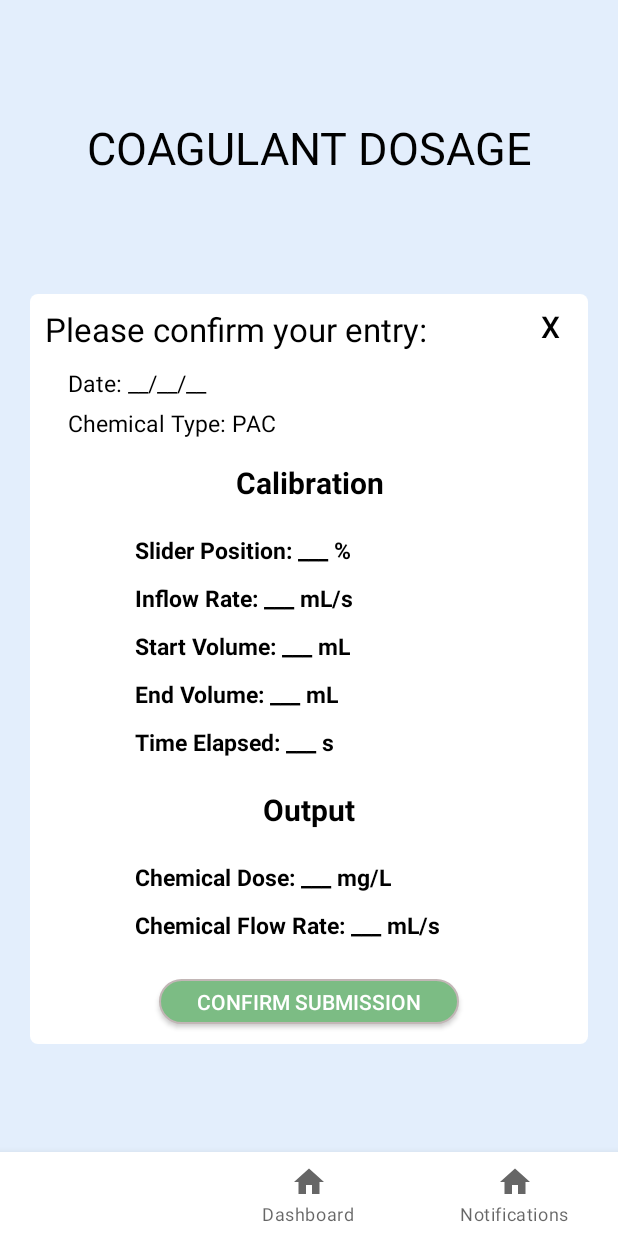
After one commit to AguaClara/aguadatos-amplify-android, an Android app: the CoagConfirmSubmissionFragment screen opened through its navigation route, on a phone screen of 412 x 824 dp. The commit adds this screen. Run offline under Robolectric (Android 15) with nearby library versions, the phone set to English and light mode, and no system bars.

Commit message:
created and styled new pages, set up navigation structure and local variables to store user entry

```diff
--- /dev/null
+++ b/app/src/main/java/com/example/aguadatosapp/CoagConfirmSubmissionFragment.kt
@@ -0,0 +1,36 @@
+package com.example.aguadatosapp
+
+import android.os.Bundle
+import android.view.LayoutInflater
+import android.view.View
+import android.view.ViewGroup
+import androidx.fragment.app.Fragment
+import com.example.aguadatosapp.R
+import android.widget.Button
+import androidx.navigation.fragment.findNavController
+import com.example.aguadatosapp.databinding.FragmentHomeBinding
+
+// CoagFragment.kt
+class CoagConfirmSubmissionFragment : Fragment() {
+
+    // This property is only valid between onCreateView and
+    // onDestroyView.
+    override fun onCreateView(
+        inflater: LayoutInflater, container: ViewGroup?,
+        savedInstanceState: Bundle?
+    ): View? {
+
+        val view = inflater.inflate(R.layout.fragment_coag_dosing_confirm_entry, container, false)
+
+        view.findViewById<Button>(R.id.x_button).setOnClickListener {
+            findNavController().navigate(R.id.action_coag_confirm_to_coag_page)
+        }
+        view.findViewById<Button>(R.id.confirm_button).setOnClickListener {
+            //commit temporary variables to backend and clear values
+            findNavController().navigate(R.id.action_coag_confirm_to_coag_view_submission)
+        }
+
+        return view
+    }
+
+}
--- a/app/src/main/java/com/example/aguadatosapp/CoagFragment.kt
+++ b/app/src/main/java/com/example/aguadatosapp/CoagFragment.kt
@@ -26,6 +26,12 @@ class CoagFragment : Fragment() {
             findNavController().navigateUp()
         }
 
+        view.findViewById<Button>(R.id.submit_button).setOnClickListener {
+            //set temporary  variables (slider position, inflow rate, sv, ev, time, chem dose, flow rate)
+            //in a list? all numerical
+            findNavController().navigate(R.id.action_coag_page_to_coag_confirm_entry)
+        }
+
         return view
     }
 
--- /dev/null
+++ b/app/src/main/res/layout/fragment_coag_dosing_confirm_entry.xml
@@ -0,0 +1,210 @@
+<?xml version="1.0" encoding="utf-8"?>
+<androidx.constraintlayout.widget.ConstraintLayout xmlns:android="http://schemas.android.com/apk/res/android"
+    android:layout_width="match_parent"
+    android:layout_height="match_parent"
+    android:paddingHorizontal="20dp"
+    android:background="@color/background_blue"
+    android:paddingBottom="50dp"
+    xmlns:app="http://schemas.android.com/apk/res-auto">
+    <TextView
+        android:layout_width="match_parent"
+        android:layout_height="wrap_content"
+        android:id="@+id/coag_dosage_title"
+        android:text="@string/coagulant_dosage_title"
+        android:gravity="center"
+        android:textSize="30sp"
+        app:layout_constraintTop_toTopOf="parent"
+        app:layout_constraintLeft_toLeftOf="parent"
+        app:layout_constraintRight_toRightOf="parent"
+        app:layout_constraintBottom_toTopOf="@+id/entry_box" />
+    <androidx.constraintlayout.widget.ConstraintLayout
+        android:layout_width="match_parent"
+        android:layout_height="500dp"
+        android:id="@+id/entry_box"
+        android:background="@drawable/rounded_white2"
+        app:layout_constraintTop_toBottomOf="@id/coag_dosage_title"
+        app:layout_constraintLeft_toLeftOf="parent"
+        app:layout_constraintRight_toRightOf="parent"
+        app:layout_constraintBottom_toBottomOf="parent" >
+        <androidx.appcompat.widget.AppCompatButton
+            android:layout_width="30dp"
+            android:layout_height="wrap_content"
+            android:text="X"
+            android:background="@null"
+            android:layout_margin="10dp"
+            android:id="@+id/x_button"
+            android:textSize="20sp"
+            app:layout_constraintTop_toTopOf="parent"
+            app:layout_constraintRight_toRightOf="parent"
+            app:layout_constraintBottom_toTopOf="@id/date_text" />
+        <TextView
+            android:layout_width="match_parent"
+            android:layout_height="wrap_content"
+            android:id="@+id/confirm_entry_text"
+            android:layout_marginHorizontal="10dp"
+            android:paddingVertical="5dp"
+            android:layout_marginTop="10dp"
+            android:text="@string/please_confirm_your_entry"
+            android:textSize="22sp"
+            app:layout_constraintTop_toTopOf="parent"
+            app:layout_constraintLeft_toLeftOf="parent"
+            app:layout_constraintRight_toRightOf="parent"
+            app:layout_constraintBottom_toTopOf="@id/date_text" />
+        <TextView
+            android:layout_width="match_parent"
+            android:layout_height="wrap_content"
+            android:id="@+id/date_text"
+            android:paddingVertical="5dp"
+            android:text="Date: __/__/__"
+            android:textSize="15sp"
+            android:layout_marginHorizontal="25dp"
+            app:layout_constraintTop_toBottomOf="@id/confirm_entry_text"
+            app:layout_constraintLeft_toLeftOf="parent"
+            app:layout_constraintRight_toRightOf="parent"
+            app:layout_constraintBottom_toTopOf="@id/chem_type_text" />
+        <TextView
+            android:layout_width="match_parent"
+            android:layout_height="wrap_content"
+            android:id="@+id/chem_type_text"
+            android:text="@string/chemical_type_pac"
+            android:layout_marginHorizontal="25dp"
+            android:textSize="15sp"
+            app:layout_constraintTop_toBottomOf="@id/date_text"
+            app:layout_constraintLeft_toLeftOf="parent"
+            app:layout_constraintRight_toRightOf="parent"
+            app:layout_constraintBottom_toTopOf="@id/calibration_text" />
+        <TextView
+            android:layout_width="match_parent"
+            android:layout_height="wrap_content"
+            android:id="@+id/calibration_text"
+            android:text="@string/calibration"
+            android:textStyle="bold"
+            android:textSize="20sp"
+            android:gravity="center"
+            android:paddingVertical="15dp"
+            app:layout_constraintTop_toBottomOf="@id/chem_type_text"
+            app:layout_constraintLeft_toLeftOf="parent"
+            app:layout_constraintRight_toRightOf="parent"
+            app:layout_constraintBottom_toTopOf="@id/slider_pos_info" />
+        <TextView
+            android:layout_width="match_parent"
+            android:layout_height="wrap_content"
+            android:id="@+id/slider_pos_info"
+            android:textStyle="bold"
+            android:text="Slider Position: ___ %"
+            android:paddingVertical="5dp"
+            android:textSize="15sp"
+            android:paddingHorizontal="70dp"
+            app:layout_constraintTop_toBottomOf="@id/calibration_text"
+            app:layout_constraintBottom_toTopOf="@id/infow_rate_info"
+            app:layout_constraintLeft_toLeftOf="parent"
+            app:layout_constraintRight_toRightOf="parent" />
+        <TextView
+            android:layout_width="match_parent"
+            android:layout_height="wrap_content"
+            android:id="@+id/infow_rate_info"
+            android:textStyle="bold"
+            android:textSize="15sp"
+            android:paddingVertical="5dp"
+            android:text="Inflow Rate: ___ mL/s"
+            android:paddingHorizontal="70dp"
+            app:layout_constraintTop_toBottomOf="@id/slider_pos_info"
+            app:layout_constraintBottom_toTopOf="@id/sv_info"
+            app:layout_constraintLeft_toLeftOf="parent"
+            app:layout_constraintRight_toRightOf="parent" />
+        <TextView
+            android:layout_width="match_parent"
+            android:layout_height="wrap_content"
+            android:id="@+id/sv_info"
+            android:textStyle="bold"
+            android:paddingVertical="5dp"
+            android:textSize="15sp"
+            android:text="Start Volume: ___ mL"
+            android:paddingHorizontal="70dp"
+            app:layout_constraintTop_toBottomOf="@id/infow_rate_info"
+            app:layout_constraintBottom_toTopOf="@id/ev_info"
+            app:layout_constraintLeft_toLeftOf="parent"
+            app:layout_constraintRight_toRightOf="parent" />
+        <TextView
+            android:layout_width="match_parent"
+            android:layout_height="wrap_content"
+            android:id="@+id/ev_info"
+            android:textStyle="bold"
+            android:paddingVertical="5dp"
+            android:textSize="15sp"
+            android:text="End Volume: ___ mL"
+            android:paddingHorizontal="70dp"
+            app:layout_constraintTop_toBottomOf="@id/sv_info"
+            app:layout_constraintBottom_toTopOf="@id/time_elapsed_info"
+            app:layout_constraintLeft_toLeftOf="parent"
+            app:layout_constraintRight_toRightOf="parent" />
+        <TextView
+            android:layout_width="match_parent"
+            android:layout_height="wrap_content"
+            android:id="@+id/time_elapsed_info"
+            android:paddingVertical="5dp"
+            android:text="Time Elapsed: ___ s"
+            android:textStyle="bold"
+            android:textSize="15sp"
+            android:paddingHorizontal="70dp"
+            app:layout_constraintTop_toBottomOf="@id/ev_info"
+            app:layout_constraintBottom_toTopOf="@id/output_text"
+            app:layout_constraintLeft_toLeftOf="parent"
+            app:layout_constraintRight_toRightOf="parent" />
+        <TextView
+            android:layout_width="match_parent"
+            android:layout_height="wrap_content"
+            android:id="@+id/output_text"
+            android:text="@string/output"
+            android:textSize="20sp"
+            android:textStyle="bold"
+            android:gravity="center"
+            android:layout_marginVertical="15dp"
+            app:layout_constraintTop_toBottomOf="@id/time_elapsed_info"
+            app:layout_constraintLeft_toLeftOf="parent"
+            app:layout_constraintRight_toRightOf="parent"
+            app:layout_constraintBottom_toTopOf="@id/chem_dose_info" />
+        <TextView
+            android:layout_width="match_parent"
+            android:layout_height="wrap_content"
+            android:id="@+id/chem_dose_info"
+            android:textStyle="bold"
+            android:textSize="15sp"
+            android:paddingVertical="5dp"
+            android:text="Chemical Dose: ___ mg/L"
+            android:paddingHorizontal="70dp"
+            app:layout_constraintTop_toBottomOf="@id/output_text"
+            app:layout_constraintBottom_toTopOf="@id/chem_flow_info"
+            app:layout_constraintLeft_toLeftOf="parent"
+            app:layout_constraintRight_toRightOf="parent" />
+
+        <TextView
+            android:id="@+id/chem_flow_info"
+            android:layout_width="match_parent"
+            android:layout_height="wrap_content"
+            android:paddingHorizontal="70dp"
+            android:paddingVertical="5dp"
+            android:text="Chemical Flow Rate: ___ mL/s"
+            android:textSize="15sp"
+            android:textStyle="bold"
+            app:layout_constraintBottom_toTopOf="@id/confirm_button"
+            app:layout_constraintHorizontal_bias="0.0"
+            app:layout_constraintLeft_toLeftOf="parent"
+            app:layout_constraintRight_toRightOf="parent"
+            app:layout_constraintTop_toBottomOf="@id/chem_dose_info" />
+
+        <androidx.appcompat.widget.AppCompatButton
+            android:layout_width="200dp"
+            android:layout_height="30dp"
+            android:id="@+id/confirm_button"
+            android:background="@drawable/green_button_background"
+            android:text="@string/confirm_submission"
+            android:layout_marginVertical="20dp"
+            android:textColor="@color/white"
+            app:layout_constraintTop_toBottomOf="@id/chem_flow_info"
+            app:layout_constraintLeft_toLeftOf="parent"
+            app:layout_constraintRight_toRightOf="parent"
+            app:layout_constraintBottom_toBottomOf="parent" />
+
+    </androidx.constraintlayout.widget.ConstraintLayout>
+</androidx.constraintlayout.widget.ConstraintLayout>
--- a/app/src/main/res/navigation/mobile_navigation.xml
+++ b/app/src/main/res/navigation/mobile_navigation.xml
@@ -21,5 +21,26 @@
         <action
             android:id="@+id/action_coag_page_to_home"
             app:destination="@id/navigation_home"/>
+        <action
+            android:id="@+id/action_coag_page_to_coag_confirm_entry"
+            app:destination="@+id/navigation_coag_confirm_entry" />
+    </fragment>
+    <fragment
+        android:id="@+id/navigation_coag_confirm_entry"
+        android:name="com.example.aguadatosapp.CoagConfirmSubmissionFragment"
+        android:label="Coagulant Dosing Confirm Submission"
+        tools:layout="@layout/fragment_coag_dosing_confirm_entry" >
+        <action
+            android:id="@+id/action_coag_confirm_to_coag_page"
+            app:destination="@id/navigation_coag_page" />
+        <action
+            android:id="@+id/action_coag_confirm_to_coag_view_submission"
+            app:destination="@id/navigation_coag_view_entry" />
+    </fragment>
+    <fragment
+        android:id="@+id/navigation_coag_view_entry"
+        android:name="com.example.aguadatosapp.CoagViewSubmissionFragment"
+        android:label="Coagulant Dosing View Submission"
+        tools:layout="@layout/fragment_coag_dosage_submission" >
     </fragment>
 </navigation>
--- a/app/src/main/res/values/strings.xml
+++ b/app/src/main/res/values/strings.xml
@@ -56,4 +56,9 @@
     <string name="volume_of_tank_1">Volume of Tank 1:</string>
     <string name="submit">Submit</string>
     <string name="coagulant_dosage_title">COAGULANT DOSAGE</string>
+    <string name="coagulant_dosage_caps">COAGULANT DOSAGE</string>
+    <string name="please_confirm_your_entry">Please confirm your entry:</string>
+    <string name="coagulant_dosage_submission">COAGULANT DOSAGE SUBMISSION</string>
+    <string name="submitted">Submitted:</string>
+    <string name="confirm_submission">CONFIRM SUBMISSION</string>
 </resources>
```
Also changed, not shown: app/src/main/java/com/example/aguadatosapp/CoagCalibrationFragment.kt (+67 -1 lines), app/src/main/java/com/example/aguadatosapp/CoagViewSubmissionFragment.kt (added, +24 -0 lines), app/src/main/res/layout/fragment_coag_dosage_submission.xml (added, +192 -0 lines).
